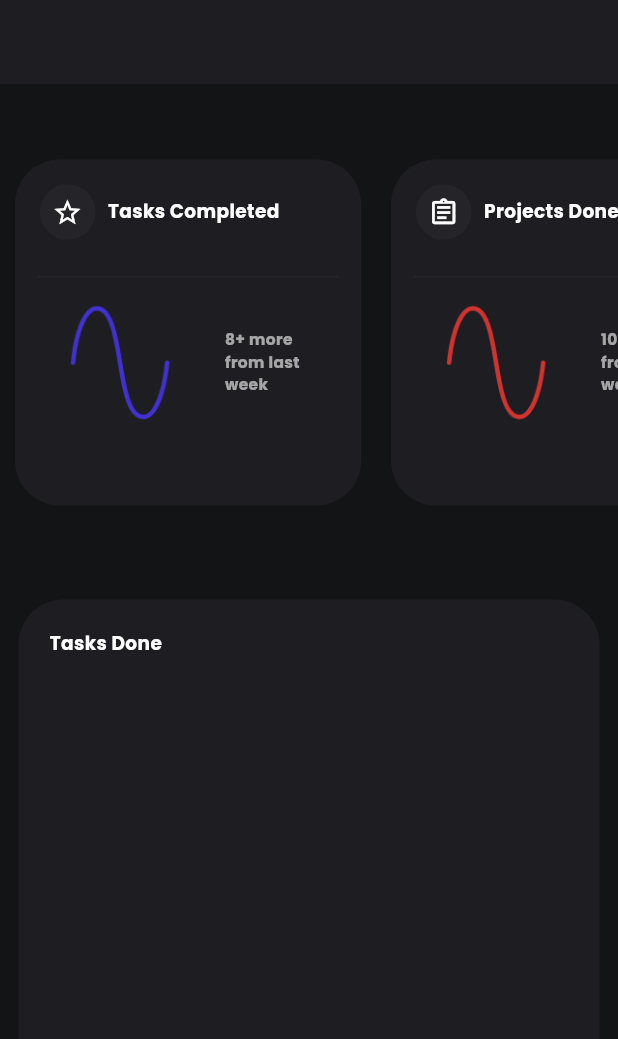
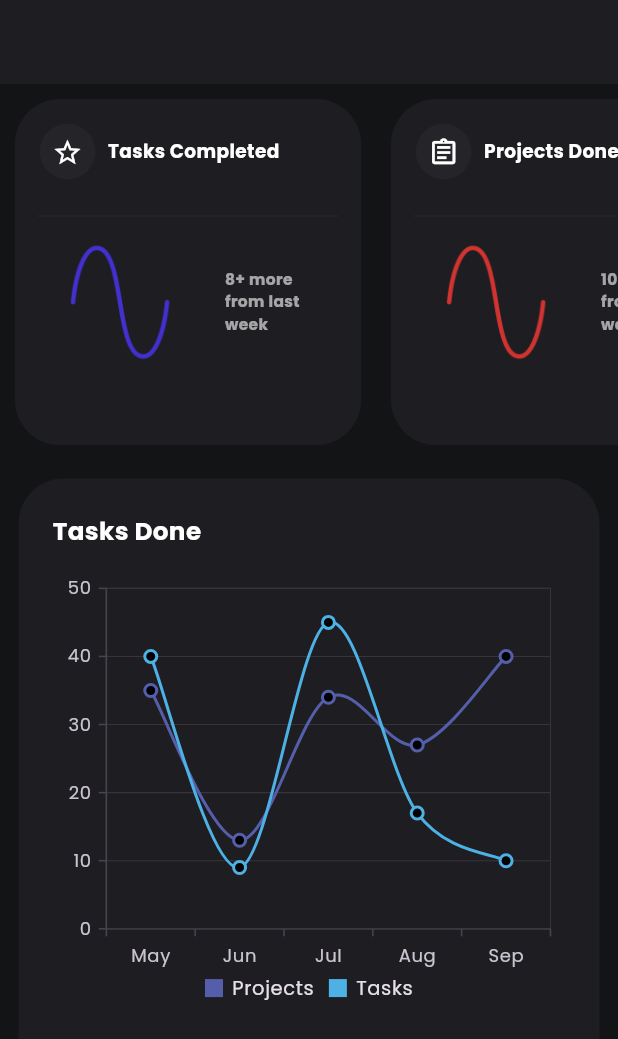
Before and after one commit to amjad605/task_manger, a Flutter app: the screen it shows after launch, on a phone screen of 412 x 824 dp. Shown: the top 1039 px of the screen. Run offline on Flutter 3.47's test engine with Material 3 defaults, Android fonts, the light colour scheme and no system bars; our stand-ins replace google_fonts, liquid_swipe, syncfusion_flutter_charts.

Commit message:
Added Spline Chart

```diff
--- /dev/null
+++ b/lib/Screens/StatisticsScreen/overall_chart_class.dart
@@ -0,0 +1,21 @@
+class ChartData {
+  ChartData(this.x, this.y);
+  final String x;
+  final double? y;
+}
+
+final List<ChartData> chartData1 = [
+  ChartData('May', 35),
+  ChartData('Jun', 13),
+  ChartData('Jul', 34),
+  ChartData('Aug', 27),
+  ChartData('Sep', 40)
+];
+
+final List<ChartData> chartData2 = [
+  ChartData('May', 40),
+  ChartData('Jun', 9),
+  ChartData('Jul', 45),
+  ChartData('Aug', 17),
+  ChartData('Sep', 10)
+];
--- a/lib/Screens/StatisticsScreen/statistics_screen.dart
+++ b/lib/Screens/StatisticsScreen/statistics_screen.dart
@@ -1,5 +1,7 @@
 import 'package:flutter/material.dart';
+import 'package:syncfusion_flutter_charts/charts.dart';
 import 'package:task_manger/Constants/constants.dart';
+import 'package:task_manger/Screens/StatisticsScreen/overall_chart_class.dart';
 import 'package:task_manger/Screens/StatisticsScreen/overall_info_class.dart';
 
 class StatisticsScreen extends StatelessWidget {
@@ -14,10 +16,11 @@ class StatisticsScreen extends StatelessWidget {
       appBar: AppBar(
         backgroundColor: kItemsBackgroundColor,
       ),
-      body: Column(
+      body: SingleChildScrollView(
+        scrollDirection: Axis.vertical,
+        child: Column(
           children: [
-          Expanded(
-            child: SingleChildScrollView(
+            SingleChildScrollView(
               scrollDirection: Axis.horizontal,
               child: Row(
                 children: [
@@ -33,26 +36,65 @@ class StatisticsScreen extends StatelessWidget {
                 ],
               ),
             ),
-          ),
             Padding(
-            padding:  EdgeInsets.all(screenWidth * 0.03),
+              padding: EdgeInsets.all(screenWidth * 0.03),
               child: SizedBox(
                 width: screenWidth,
-              height: screenHeight * 0.5,
+                height: screenHeight * 0.6,
                 child: Container(
                   decoration: BoxDecoration(
                     color: kItemsBackgroundColor,
                     borderRadius: BorderRadius.circular(30),
                   ),
                   child: Padding(
-                  padding: EdgeInsets.all(screenWidth * 0.05),
-                  child: Text(
+                    padding: EdgeInsets.all(screenWidth * 0.055),
+                    child: Expanded(
+                      child: Column(
+                        crossAxisAlignment: CrossAxisAlignment.start,
+                        children: [
+                          Text(
                             "Tasks Done",
                             maxLines: 1,
                             style: TextStyle(
                               color: Colors.white,
                               fontWeight: FontWeight.bold,
-                        fontSize: screenWidth * 0.03,
+                              fontSize: screenWidth * 0.04,
+                            ),
+                          ),
+                          SizedBox(
+                            height: screenHeight * 0.02,
+                          ),
+                          SfCartesianChart(
+                            primaryXAxis: const CategoryAxis(
+                              majorGridLines:MajorGridLines(width: 0, color: Color.fromRGBO(69, 69, 73, 0.546)),
+                            ),
+                            legend: const Legend(
+                                isVisible: true,
+                                position: LegendPosition.bottom),
+                            series: <CartesianSeries>[
+                              SplineSeries<ChartData, String>(
+                                  dataSource: chartData1,
+                                  name: "Projects",
+                                  splineType: SplineType.cardinal,
+                                  cardinalSplineTension: 0.9,
+                                  color: kMainColor,
+                                  xValueMapper: (ChartData data, _) => data.x,
+                                  yValueMapper: (ChartData data, _) => data.y!,
+                                  markerSettings:
+                                      const MarkerSettings(isVisible: true)),
+                              SplineSeries<ChartData, String>(
+                                  dataSource: chartData2,
+                                  name: "Tasks",
+                                  splineType: SplineType.cardinal,
+                                  cardinalSplineTension: 0.9,
+                                  color: kLightblue,
+                                  xValueMapper: (ChartData data, _) => data.x,
+                                  yValueMapper: (ChartData data, _) => data.y!,
+                                  markerSettings:
+                                      const MarkerSettings(isVisible: true)),
+                            ],
+                          )
+                        ],
                       ),
                     ),
                   ),
@@ -60,6 +102,7 @@ class StatisticsScreen extends StatelessWidget {
               ),
             ),
           ],
+        ),
       ),
     );
   }
```
Lines whose indentation alone changed are shown as unchanged.
